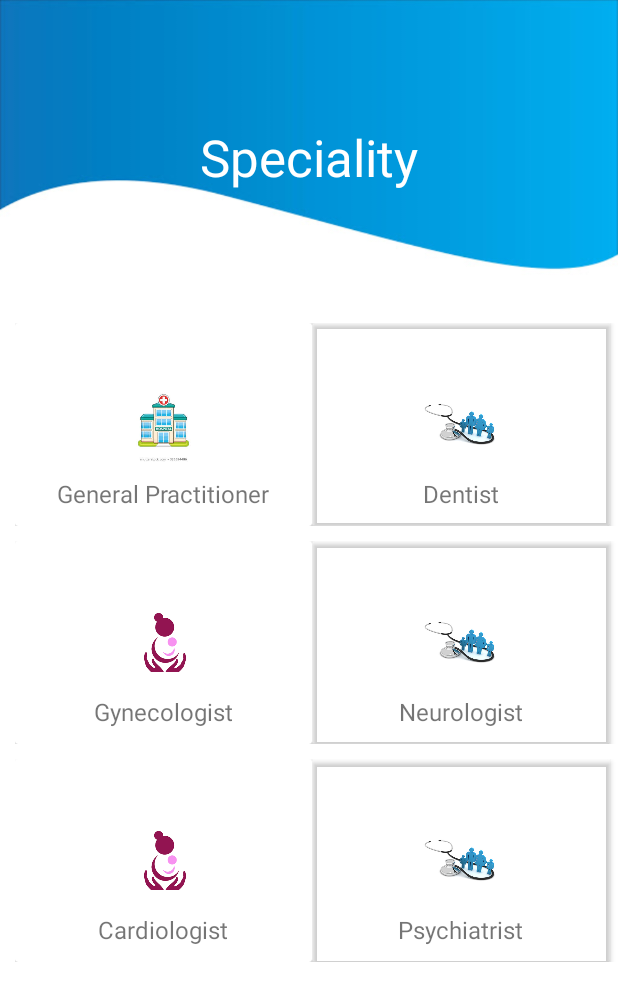
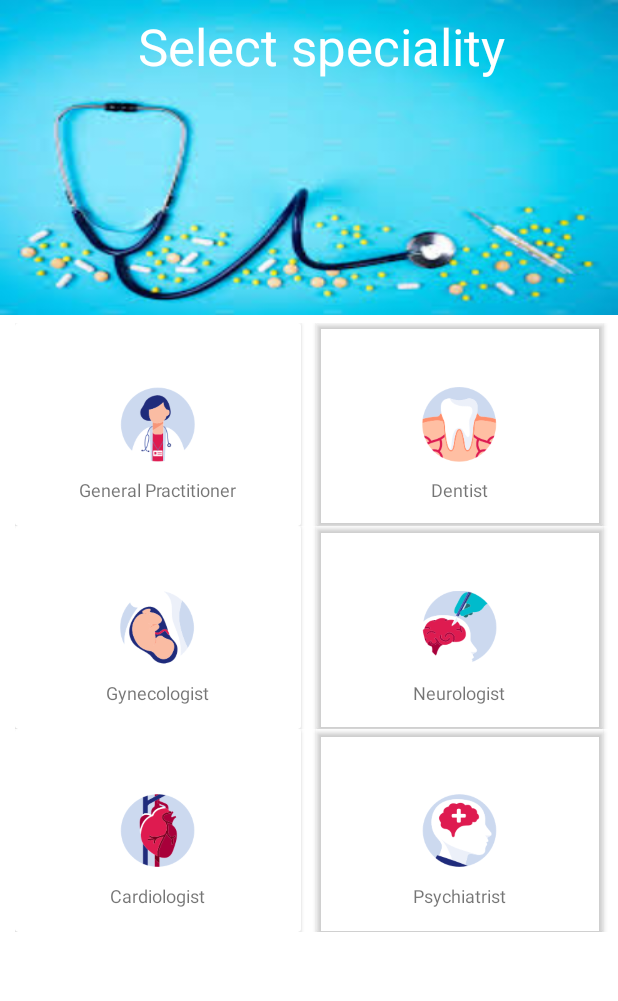
Before and after one commit to divyasingh47/health-care, an Android app: the DoctorActivity screen opened directly, with no data from a screen before it, on a phone screen of 412 x 824 dp. Shown: the top 1001 px of the screen. Run offline under Robolectric (Android 15) with nearby library versions, the phone set to English and light mode, and no system bars.

Commit message:
UI changes

```diff
--- a/app/src/main/java/com/example/splash/activity/DoctorActivity.java
+++ b/app/src/main/java/com/example/splash/activity/DoctorActivity.java
@@ -60,7 +60,6 @@ public class DoctorActivity extends AppCompatActivity implements View.OnClickLis
                 intent = new Intent(DoctorActivity.this, DisplayActivity.class);
                 intent.putExtra("displayEntityList", entities);
                 startActivity(intent);
-                finish();
                 break;
             default:
                 break;
--- a/app/src/main/java/com/example/splash/activity/HomeActivity.java
+++ b/app/src/main/java/com/example/splash/activity/HomeActivity.java
@@ -36,7 +36,6 @@ public class HomeActivity extends AppCompatActivity implements View.OnClickListe
             case R.id.btndoctor:
                 intent = new Intent(HomeActivity.this, DoctorActivity.class);
                 startActivity(intent);
-                finish();
                 break;
             case R.id.btnhospital:
                 RequestHandlerService handlerService = new RequestHandlerService();
@@ -52,7 +51,6 @@ public class HomeActivity extends AppCompatActivity implements View.OnClickListe
                 intent = new Intent(HomeActivity.this, DisplayActivity.class);
                 intent.putExtra("displayEntityList", entities);
                 startActivity(intent);
-                finish();
                 break;
             default:
                 break;
--- a/app/src/main/res/layout/activity_doctor.xml
+++ b/app/src/main/res/layout/activity_doctor.xml
@@ -8,21 +8,22 @@
 
     <LinearLayout
         android:layout_width="match_parent"
-        android:layout_height="200dp"
+        android:layout_height="210dp"
         android:orientation="vertical"
-        android:gravity="center"
-        android:background="@drawable/bg">
-
+        android:gravity="top"
+        android:background="@drawable/speciality">
 
     <TextView
         android:id="@+id/speciality"
-        android:layout_width="wrap_content"
+        android:layout_width="match_parent"
         android:layout_height="wrap_content"
         android:textSize="34sp"
-        android:text="Speciality"
-        android:textColor="#ffffff"
+        android:text="Select speciality"
+        android:textColor="#fff"
         android:gravity="center"
-        android:layout_marginTop="10dp"
+        android:padding="8dp"
+        android:paddingLeft="24dp"
+        android:paddingStart="24dp"
         />
     </LinearLayout>
 
@@ -33,39 +34,36 @@
         android:layout_marginTop="215dp"
         android:layout_marginLeft="10dp">
 
-
         <LinearLayout
             android:layout_width="match_parent"
             android:layout_height="135dp"
-            android:orientation="horizontal"
-            android:layout_marginBottom="10dp">
+            android:orientation="horizontal">
 
             <androidx.cardview.widget.CardView
                 android:layout_width="0dp"
                 android:layout_height="match_parent"
                 android:layout_weight="1"
                 android:layout_gravity="center"
-                android:orientation="vertical">
-
+                android:orientation="vertical"
+                android:layout_marginRight="10dp"
+                android:layout_marginEnd="10dp">
 
                 <RelativeLayout
                     android:layout_width="match_parent"
                     android:layout_height="match_parent">
 
-
                     <ImageView
                         android:id="@+id/general"
                         android:layout_width="50dp"
                         android:layout_height="50dp"
-                        android:src="@drawable/hospital"
+                        android:src="@drawable/gp"
                         android:layout_centerInParent="true"/>
-
 
                     <TextView
                         android:layout_width="wrap_content"
                         android:layout_height="wrap_content"
                         android:text="General Practitioner"
-                        android:textSize="16sp"
+                        android:textSize="12sp"
                         android:layout_below="@+id/general"
                         android:layout_centerHorizontal="true"
                         android:layout_marginTop="10dp"
@@ -78,12 +76,7 @@
                         android:background="#00000000"
                         android:shadowColor="#000000"
                         app:backgroundTint="#00000000" />
-
-
                 </RelativeLayout>
-
-
-
             </androidx.cardview.widget.CardView>
 
             <androidx.cardview.widget.CardView
@@ -92,27 +85,25 @@
                 android:layout_weight="1"
                 android:layout_gravity="center"
                 android:orientation="vertical"
-                android:layout_marginRight="5dp">
-
+                android:layout_marginRight="10dp"
+                android:layout_marginEnd="10dp">
 
                 <RelativeLayout
                     android:layout_width="match_parent"
                     android:layout_height="match_parent">
 
-
                     <ImageView
                         android:id="@+id/doctor"
                         android:layout_width="50dp"
                         android:layout_height="50dp"
-                        android:src="@drawable/doctor"
+                        android:src="@drawable/dentist"
                         android:layout_centerInParent="true"/>
-
 
                     <TextView
                         android:layout_width="wrap_content"
                         android:layout_height="wrap_content"
                         android:text="Dentist"
-                        android:textSize="16sp"
+                        android:textSize="12sp"
                         android:layout_below="@+id/doctor"
                         android:layout_centerHorizontal="true"
                         android:layout_marginTop="10dp"
@@ -124,53 +115,40 @@
                         android:layout_height="match_parent"
                         android:background="@color/black"
                         app:backgroundTint="#00000000" />
-
-
                 </RelativeLayout>
-
-
-
             </androidx.cardview.widget.CardView>
-
-
-
-
-
         </LinearLayout>
-
 
         <LinearLayout
             android:layout_width="match_parent"
             android:layout_height="135dp"
-            android:orientation="horizontal"
-            android:layout_marginBottom="10dp">
+            android:orientation="horizontal">
 
             <androidx.cardview.widget.CardView
                 android:layout_width="0dp"
                 android:layout_height="match_parent"
                 android:layout_weight="1"
                 android:layout_gravity="center"
-                android:orientation="vertical">
-
+                android:orientation="vertical"
+                android:layout_marginRight="10dp"
+                android:layout_marginEnd="10dp">
 
                 <RelativeLayout
                     android:layout_width="match_parent"
                     android:layout_height="match_parent">
 
-
                     <ImageView
                         android:id="@+id/doctorOrHospital"
                         android:layout_width="50dp"
                         android:layout_height="50dp"
-                        android:src="@drawable/gyn"
+                        android:src="@drawable/gyno"
                         android:layout_centerInParent="true"/>
-
 
                     <TextView
                         android:layout_width="wrap_content"
                         android:layout_height="wrap_content"
                         android:text="Gynecologist"
-                        android:textSize="16sp"
+                        android:textSize="12sp"
                         android:layout_below="@+id/doctorOrHospital"
                         android:layout_centerHorizontal="true"
                         android:layout_marginTop="10dp"
@@ -183,12 +161,7 @@
                         android:background="#00000000"
                         android:shadowColor="#000000"
                         app:backgroundTint="#00000000" />
-
-
                 </RelativeLayout>
-
-
-
             </androidx.cardview.widget.CardView>
 
             <androidx.cardview.widget.CardView
@@ -197,27 +170,25 @@
                 android:layout_weight="1"
                 android:layout_gravity="center"
                 android:orientation="vertical"
-                android:layout_marginRight="5dp">
-
+                android:layout_marginRight="10dp"
+                android:layout_marginEnd="10dp">
 
                 <RelativeLayout
                     android:layout_width="match_parent"
                     android:layout_height="match_parent">
 
-
                     <ImageView
                         android:id="@+id/neuro"
                         android:layout_width="50dp"
                         android:layout_height="50dp"
-                        android:src="@drawable/doctor"
+                        android:src="@drawable/neuro"
                         android:layout_centerInParent="true"/>
-
 
                     <TextView
                         android:layout_width="wrap_content"
                         android:layout_height="wrap_content"
                         android:text="Neurologist"
-                        android:textSize="16sp"
+                        android:textSize="12sp"
                         android:layout_below="@+id/neuro"
                         android:layout_centerHorizontal="true"
                         android:layout_marginTop="10dp"
@@ -229,53 +200,40 @@
                         android:layout_height="match_parent"
                         android:background="@color/black"
                         app:backgroundTint="#00000000" />
-
-
                 </RelativeLayout>
-
-
-
             </androidx.cardview.widget.CardView>
-
-
-
-
-
         </LinearLayout>
-
 
         <LinearLayout
             android:layout_width="match_parent"
             android:layout_height="135dp"
-            android:orientation="horizontal"
-            android:layout_marginBottom="10dp">
+            android:orientation="horizontal">
 
             <androidx.cardview.widget.CardView
                 android:layout_width="0dp"
                 android:layout_height="match_parent"
                 android:layout_weight="1"
                 android:layout_gravity="center"
-                android:orientation="vertical">
-
+                android:orientation="vertical"
+                android:layout_marginRight="10dp"
+                android:layout_marginEnd="10dp">
 
                 <RelativeLayout
                     android:layout_width="match_parent"
                     android:layout_height="match_parent">
 
-
                     <ImageView
                         android:id="@+id/cardio"
                         android:layout_width="50dp"
                         android:layout_height="50dp"
-                        android:src="@drawable/gyn"
+                        android:src="@drawable/cardio"
                         android:layout_centerInParent="true"/>
-
 
                     <TextView
                         android:layout_width="wrap_content"
                         android:layout_height="wrap_content"
                         android:text="Cardiologist"
-                        android:textSize="16sp"
+                        android:textSize="12sp"
                         android:layout_below="@+id/cardio"
                         android:layout_centerHorizontal="true"
                         android:layout_marginTop="10dp"
@@ -288,12 +246,7 @@
                         android:background="#00000000"
                         android:shadowColor="#000000"
                         app:backgroundTint="#00000000" />
-
-
                 </RelativeLayout>
-
-
-
             </androidx.cardview.widget.CardView>
 
             <androidx.cardview.widget.CardView
@@ -302,27 +255,25 @@
                 android:layout_weight="1"
                 android:layout_gravity="center"
                 android:orientation="vertical"
-                android:layout_marginRight="5dp">
-
+                android:layout_marginRight="10dp"
+                android:layout_marginEnd="10dp">
 
                 <RelativeLayout
                     android:layout_width="match_parent"
                     android:layout_height="match_parent">
 
-
                     <ImageView
                         android:id="@+id/psyc"
                         android:layout_width="50dp"
                         android:layout_height="50dp"
-                        android:src="@drawable/doctor"
+                        android:src="@drawable/psycho"
                         android:layout_centerInParent="true"/>
-
 
                     <TextView
                         android:layout_width="wrap_content"
                         android:layout_height="wrap_content"
                         android:text="Psychiatrist"
-                        android:textSize="16sp"
+                        android:textSize="12sp"
                         android:layout_below="@+id/psyc"
                         android:layout_centerHorizontal="true"
                         android:layout_marginTop="10dp"
@@ -334,13 +285,8 @@
                         android:layout_height="match_parent"
                         android:background="@color/black"
                         app:backgroundTint="#00000000" />
-
                 </RelativeLayout>
-
             </androidx.cardview.widget.CardView>
-
         </LinearLayout>
-
     </LinearLayout>
-
 </RelativeLayout>
```
Also changed, not shown: app/src/main/AndroidManifest.xml (+11 -2 lines), app/src/main/res/layout/activity_home.xml (+81 -94 lines), app/src/main/res/drawable/cardio.png (added), app/src/main/res/drawable/dentist.png (added), app/src/main/res/drawable/doctor.jpg (deleted), app/src/main/res/drawable/doctor_icon.webp (added), app/src/main/res/drawable/doctor_icon2.jpeg (added), app/src/main/res/drawable/gp.png (added), app/src/main/res/drawable/gyn.png (deleted), app/src/main/res/drawable/gyno.png (added), app/src/main/res/drawable/hospital.jpeg (deleted), app/src/main/res/drawable/neuro.png (added), app/src/main/res/drawable/psycho.png (added), app/src/main/res/drawable/speciality.jpeg (added).
